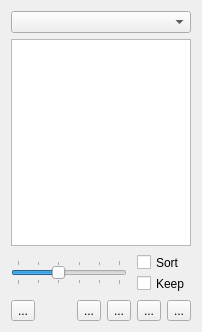
This is src/frontends/qt4/ui/TocUi.ui in cburschka/lyx as Qt 5 draws it before an edit. The edited form follows.
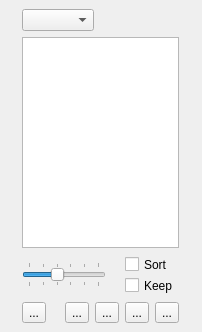
This is the edited form. Icons and pictures are not drawn.

What changed in the file:
```diff
--- a/src/frontends/qt4/ui/TocUi.ui
+++ b/src/frontends/qt4/ui/TocUi.ui
@@ -15,11 +15,19 @@
   <property name="windowTitle" >
    <string/>
   </property>
-  <layout class="QGridLayout" name="gridLayout" >
+  <layout class="QGridLayout" >
+   <property name="margin" >
+    <number>9</number>
+   </property>
+   <property name="spacing" >
+    <number>6</number>
+   </property>
    <item row="0" column="0" colspan="2" >
     <widget class="QComboBox" name="typeCO" >
      <property name="sizePolicy" >
-      <sizepolicy vsizetype="Fixed" hsizetype="Ignored" >
+      <sizepolicy>
+       <hsizetype>0</hsizetype>
+       <vsizetype>0</vsizetype>
        <horstretch>0</horstretch>
        <verstretch>0</verstretch>
       </sizepolicy>
@@ -44,7 +52,9 @@
    <item row="2" column="0" >
     <widget class="QSlider" name="depthSL" >
      <property name="sizePolicy" >
-      <sizepolicy vsizetype="Fixed" hsizetype="Expanding" >
+      <sizepolicy>
+       <hsizetype>0</hsizetype>
+       <vsizetype>0</vsizetype>
        <horstretch>0</horstretch>
        <verstretch>0</verstretch>
       </sizepolicy>
@@ -70,20 +80,22 @@
     </widget>
    </item>
    <item row="2" column="1" >
-    <layout class="QVBoxLayout" name="_2" >
+    <layout class="QVBoxLayout" >
+     <property name="margin" >
+      <number>0</number>
+     </property>
      <property name="spacing" >
       <number>0</number>
      </property>
      <property name="sizeConstraint" >
       <enum>QLayout::SetMinimumSize</enum>
      </property>
-     <property name="leftMargin" >
-      <number>4</number>
-     </property>
      <item>
       <widget class="QCheckBox" name="sortCB" >
        <property name="sizePolicy" >
-        <sizepolicy vsizetype="Fixed" hsizetype="Fixed" >
+        <sizepolicy>
+         <hsizetype>0</hsizetype>
+         <vsizetype>0</vsizetype>
          <horstretch>0</horstretch>
          <verstretch>0</verstretch>
         </sizepolicy>
@@ -102,7 +114,9 @@
      <item>
       <widget class="QCheckBox" name="persistentCB" >
        <property name="sizePolicy" >
-        <sizepolicy vsizetype="Minimum" hsizetype="Fixed" >
+        <sizepolicy>
+         <hsizetype>0</hsizetype>
+         <vsizetype>0</vsizetype>
          <horstretch>0</horstretch>
          <verstretch>0</verstretch>
         </sizepolicy>
@@ -125,12 +139,12 @@
    </item>
    <item row="3" column="0" colspan="2" >
     <layout class="QHBoxLayout" >
+     <property name="margin" >
+      <number>0</number>
+     </property>
      <property name="spacing" >
       <number>6</number>
      </property>
-     <property name="margin" >
-      <number>0</number>
-     </property>
      <item>
       <widget class="QToolButton" name="updateTB" >
        <property name="toolTip" >
```
Left out of the diff: 17 changed lines with no effect on the pictures.
